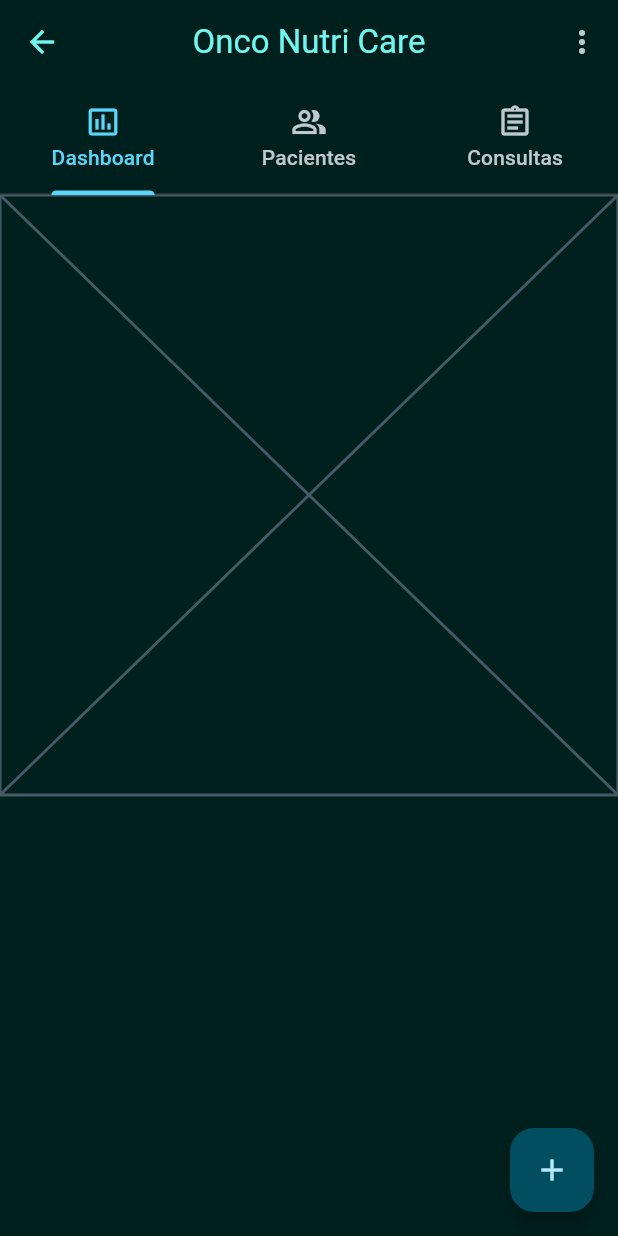
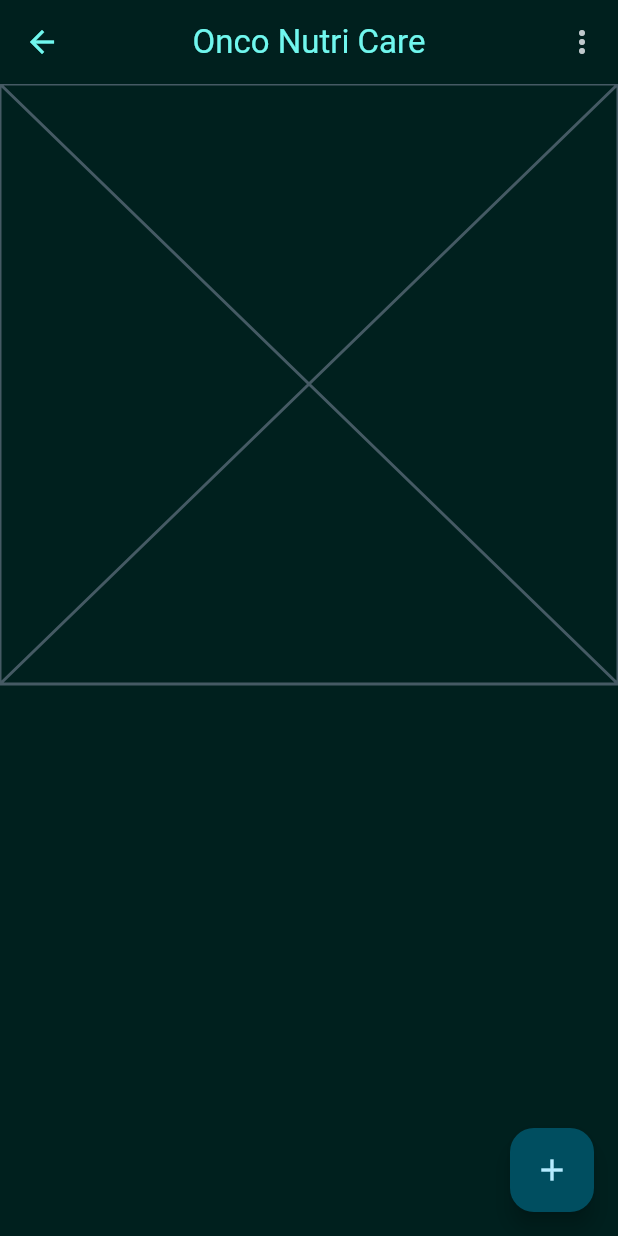
Before and after one commit to Grupo-Nutra/OncoNutriCare-client, a Flutter app: the HomePage screen opened by its route, on a phone screen of 412 x 824 dp. Run offline on Flutter 3.47's test engine with Material 2 defaults, Android fonts, the phone set to English and light mode, and no system bars; our stand-ins replace dio, firebase_auth, firebase_core, get_it, mobx, sentry_flutter; missing offline and left inert: sentry_logging; accounts and stored records are empty; generated files the repository leaves out were written again.

Commit message:
feat(#12): excluindo restante das abas

```diff
--- a/onconutricare/lib/views/pages/home.dart
+++ b/onconutricare/lib/views/pages/home.dart
@@ -14,17 +14,13 @@ class HomePage extends StatefulWidget {
 class _HomePageState extends State<HomePage> with TickerProviderStateMixin {
   final Nutritionist nutri = getIt<Nutritionist>();
 
-  late final TabController _tabController;
-
   @override
   void initState() {
     super.initState();
-    _tabController = TabController(length: 3, vsync: this);
   }
 
   @override
   void dispose() {
-    _tabController.dispose();
     super.dispose();
   }
 
@@ -68,23 +64,6 @@ class _HomePageState extends State<HomePage> with TickerProviderStateMixin {
             }
           }),
         ],
-        bottom: TabBar(
-          controller: _tabController,
-          tabs: const <Widget>[
-            Tab(
-              text: 'Dashboard',
-              icon: Icon(Icons.insert_chart_outlined),
-            ),
-            Tab(
-              text: 'Pacientes',
-              icon: Icon(Icons.people_alt_outlined),
-            ),
-            Tab(
-              text: 'Consultas',
-              icon: Icon(Icons.assignment_outlined),
-            ),
-          ],
-        ),
       ),
       floatingActionButton: FloatingActionButton(
         onPressed: () {},
```
